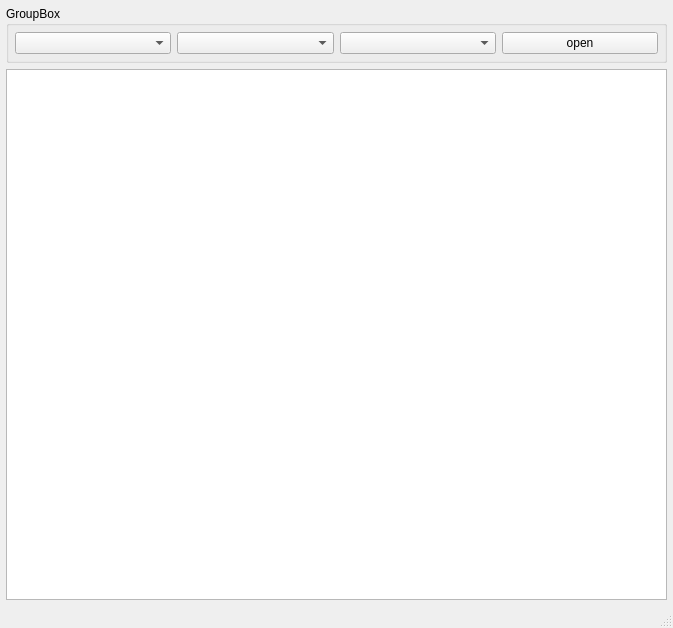
Qt form mainwindow.ui (XRay3D/ComSniffer) before a commit.
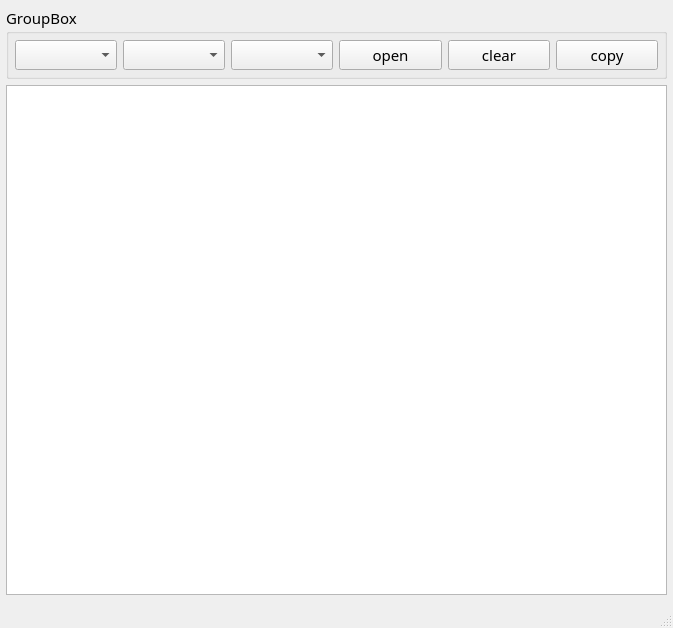
The same form after that commit.

What changed in the file:
```diff
--- a/mainwindow.ui
+++ b/mainwindow.ui
@@ -10,6 +10,12 @@
     <height>628</height>
    </rect>
   </property>
+  <property name="font">
+   <font>
+    <family>JetBrains Mono</family>
+    <pointsize>11</pointsize>
+   </font>
+  </property>
   <property name="windowTitle">
    <string>MainWindow</string>
   </property>
@@ -64,6 +70,20 @@
          </property>
         </widget>
        </item>
+       <item>
+        <widget class="QPushButton" name="pbClear">
+         <property name="text">
+          <string>clear</string>
+         </property>
+        </widget>
+       </item>
+       <item>
+        <widget class="QPushButton" name="pbCopy">
+         <property name="text">
+          <string>copy</string>
+         </property>
+        </widget>
+       </item>
       </layout>
      </widget>
     </item>
```
